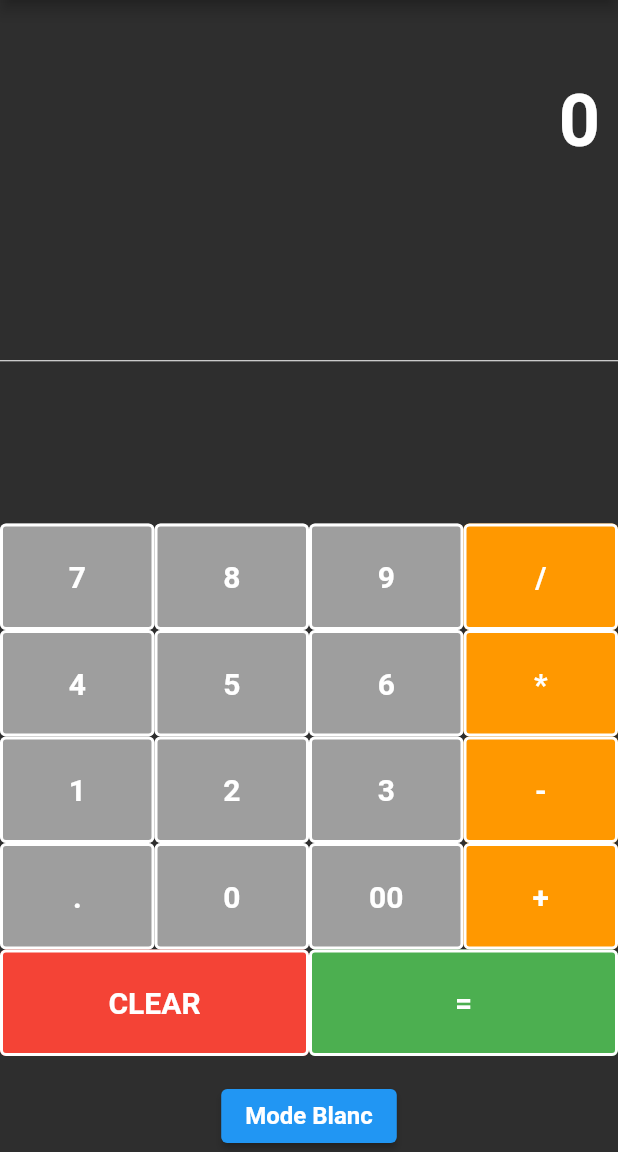
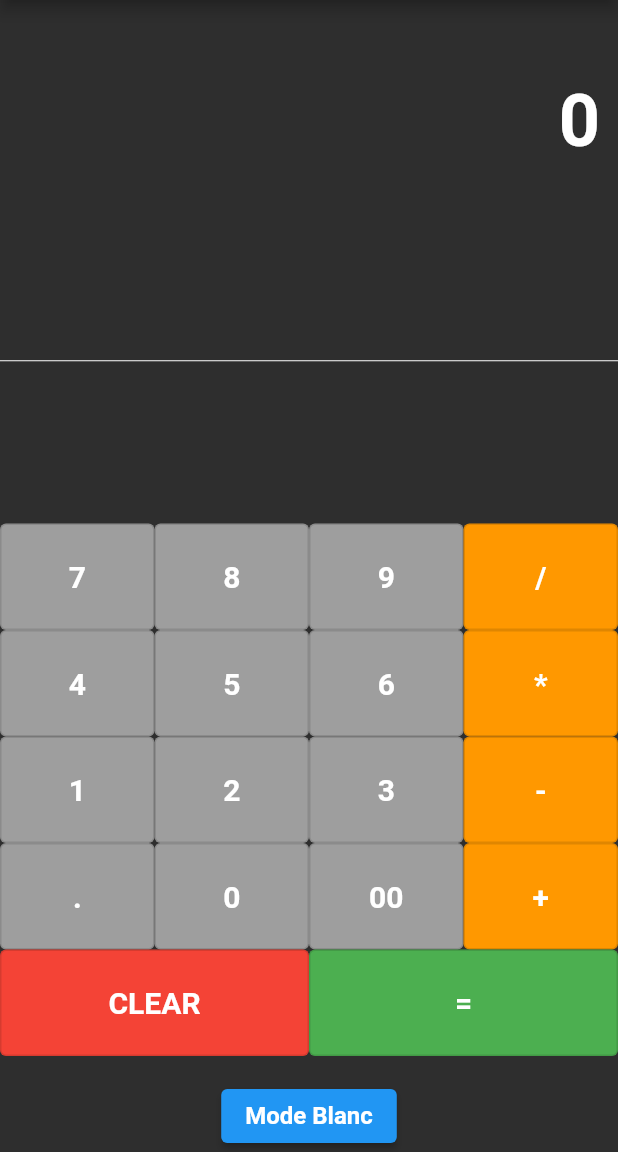
Before and after one commit to BaptisteSE/flutter-calculatrice, a Flutter app: the screen it shows after launch, on a phone screen of 412 x 824 dp, the part 84-1236 px from its top. Run offline on Flutter 3.47's test engine with Material 2 defaults, Android fonts, the phone set to English and light mode, and no system bars.

Commit message:
fix(views): APPCALCU08 - Commentaires sur le code

```diff
--- a/lib/views/CalculatorView.dart
+++ b/lib/views/CalculatorView.dart
@@ -31,12 +31,13 @@ class _CalculatorViewState extends State<CalculatorView> {
         backgroundColor: isDarkMode ? Colors.blueGrey : Colors.white,
       ),
       body: Container(
-        color: isDarkMode ? Color.fromARGB(255, 46, 46, 46) : Colors.white,
+        color:
+            isDarkMode ? const Color.fromARGB(255, 46, 46, 46) : Colors.white,
         child: Column(
           children: <Widget>[
             Container(
               alignment: Alignment.centerRight,
-              padding: EdgeInsets.symmetric(
+              padding: const EdgeInsets.symmetric(
                 vertical: 24.0,
                 horizontal: 12.0,
               ),
@@ -106,11 +107,11 @@ class _CalculatorViewState extends State<CalculatorView> {
                     buildButton("=", Colors.green),
                   ],
                 ),
-                SizedBox(height: 16.0),
+                const SizedBox(height: 16.0),
                 ElevatedButton(
                   child: Text(
                     isDarkMode ? "Mode Blanc" : "Mode Sombre",
-                    style: TextStyle(
+                    style: const TextStyle(
                       fontSize: 16.0,
                       fontWeight: FontWeight.bold,
                     ),
@@ -129,17 +130,18 @@ class _CalculatorViewState extends State<CalculatorView> {
     );
   }
 
+  // Méthode pour construire un bouton dans l'interface utilisateur
   Widget buildButton(String buttonText, Color color) {
     return Expanded(
       child: OutlinedButton(
         style: OutlinedButton.styleFrom(
-          padding: EdgeInsets.all(24.0),
-          side: BorderSide(width: 2, color: Colors.white),
+          padding: const EdgeInsets.all(24.0),
+          // side: const BorderSide(width: 2, color: Colors.white),
           backgroundColor: color,
         ),
         child: Text(
           buttonText,
-          style: TextStyle(
+          style: const TextStyle(
             fontSize: 20.0,
             color: Colors.white,
             fontWeight: FontWeight.bold,
```
Also changed, not shown: lib/controllers/CalculatorController.dart (+7 -0 lines).
